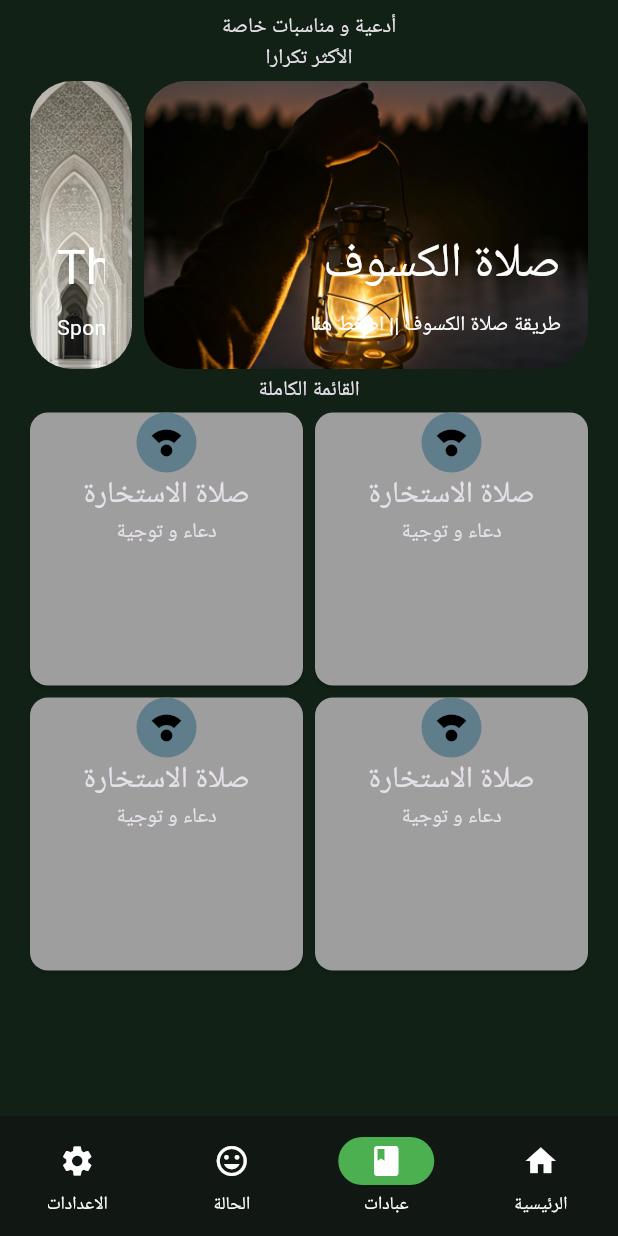
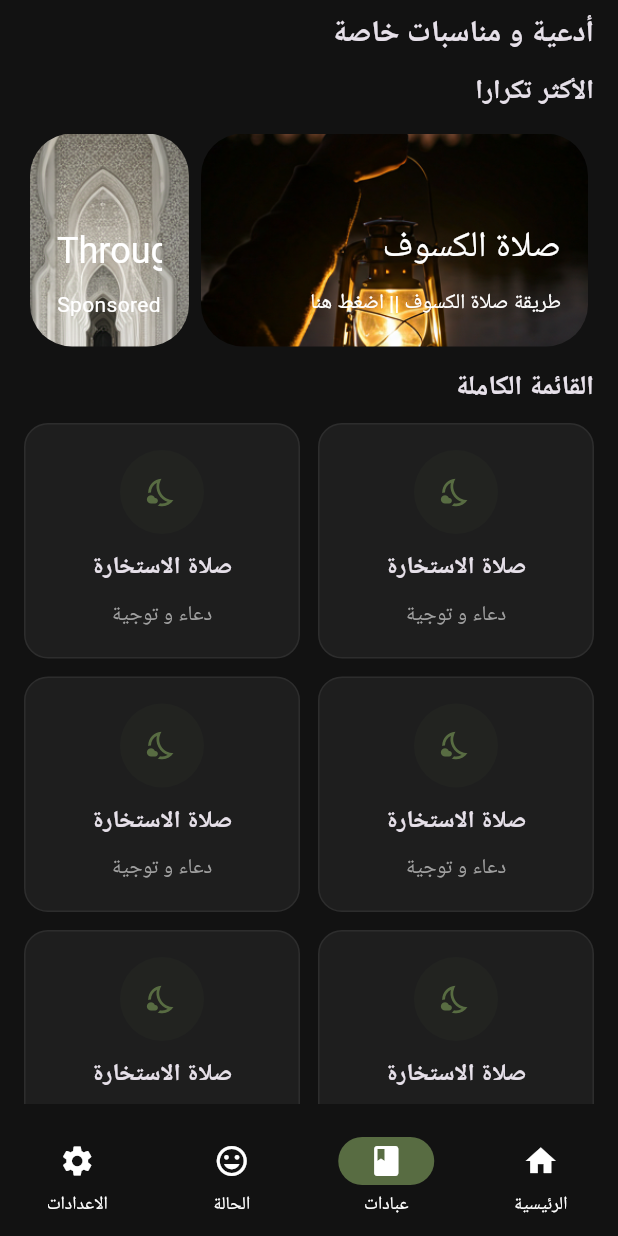
Before and after one commit to 3DPixels/project_azkar, a Flutter app: the screen it shows after launch, item 2 of the bottom bar chosen, on a phone screen of 412 x 824 dp. Run offline on Flutter 3.47's test engine with Material 3 defaults, Android fonts, the phone set to English and light mode, and no system bars; our stand-ins replace equatable, flutter_bloc, google_fonts, shared_preferences.

Commit message:
added colors and styles, edited cards in prayer grid

```diff
--- a/lib/pages/prayers/carousel_prayers.dart
+++ b/lib/pages/prayers/carousel_prayers.dart
@@ -14,10 +14,10 @@ class _CarouselExampleState extends State<CarouselExample> {
     return Column(
       children: <Widget>[
         SizedBox(
-          height: 200,
+          height: 150,
           child: CarouselView.weighted(
             itemSnapping: true,
-            flexWeights: const <int>[8, 2],
+            flexWeights: const <int>[7, 3],
             children: ImageInfo.values.map((ImageInfo image) {
               return HeroLayoutCard(imageInfo: image);
             }).toList(),
@@ -58,7 +58,7 @@ class HeroLayoutCard extends StatelessWidget {
                 softWrap: false,
                 style: Theme.of(
                   context,
-                ).textTheme.headlineLarge?.copyWith(color: Colors.white),
+                ).textTheme.headlineSmall?.copyWith(color: Colors.white),
               ),
               const SizedBox(height: 10),
               Text(
--- a/lib/pages/prayers/prayers_grid.dart
+++ b/lib/pages/prayers/prayers_grid.dart
@@ -1,4 +1,7 @@
 import 'package:flutter/material.dart';
+import 'package:project_azkar/utils/app_colors.dart';
+
+import '../../utils/styles.dart';
 
 class PrayersGrid extends StatelessWidget {
   const PrayersGrid({super.key});
@@ -8,7 +11,19 @@ class PrayersGrid extends StatelessWidget {
     return Expanded(
       child: GridView.count(
         crossAxisCount: 2,
-        children: [PrayerCard(), PrayerCard(), PrayerCard(), PrayerCard()],
+        crossAxisSpacing: 12,
+        mainAxisSpacing: 12,
+        mainAxisExtent: 157,
+        children: [
+          PrayerCard(),
+          PrayerCard(),
+          PrayerCard(),
+          PrayerCard(),
+          PrayerCard(),
+          PrayerCard(),
+          PrayerCard(),
+          PrayerCard(),
+        ],
       ),
     );
   }
@@ -19,16 +34,28 @@ class PrayerCard extends StatelessWidget {
 
   @override
   Widget build(BuildContext context) {
-    return Card(
-      color: Colors.grey,
+    return Container(
+      decoration: BoxDecoration(
+        color: AppColors.darkSectionBackground,
+        borderRadius: BorderRadius.circular(16),
+        border: BoxBorder.all(color: Color(0xFF2D2D2D)),
+      ),
+      // padding: EdgeInsets.symmetric(vertical: 26, horizontal: 35),
       child: Column(
+        spacing: 10,
+        mainAxisAlignment: MainAxisAlignment.center,
         children: [
           CircleAvatar(
-            backgroundColor: Colors.blueGrey,
-            child: Icon(Icons.compass_calibration),
+            backgroundColor: AppColors.primaryAccent2,
+            radius: 28,
+            child: Icon(
+              Icons.nights_stay_outlined,
+              color: AppColors.primaryAccent,
+              size: 22,
+            ),
           ),
-          Text('صلاة الاستخارة', style: TextStyle(fontSize: 20)),
-          Text('دعاء و توجية'),
+          Text('صلاة الاستخارة', style: Styles.cardTitleStyle),
+          Text('دعاء و توجية', style: Styles.bodyStyle),
         ],
       ),
     );
--- a/lib/pages/prayers/prayers_page.dart
+++ b/lib/pages/prayers/prayers_page.dart
@@ -1,4 +1,5 @@
 import 'package:flutter/material.dart';
+import 'package:project_azkar/utils/styles.dart';
 
 import 'carousel_prayers.dart';
 import 'prayers_grid.dart';
@@ -9,11 +10,13 @@ class PrayersPage extends StatelessWidget {
   @override
   Widget build(BuildContext context) {
     return Column(
+      spacing: 10,
+      crossAxisAlignment: CrossAxisAlignment.start,
       children: [
-        Text('أدعية و مناسبات خاصة', style: TextStyle()),
-        Text('الأكثر تكرارا'),
+        Text('أدعية و مناسبات خاصة', style: Styles.titleStyle),
+        Text('الأكثر تكرارا', style: Styles.headerStyle),
         CarouselExample(),
-        Text('القائمة الكاملة'),
+        Text('القائمة الكاملة', style: Styles.headerStyle),
         PrayersGrid(),
       ],
     );
--- a/lib/utils/app_colors.dart
+++ b/lib/utils/app_colors.dart
@@ -1,4 +1,3 @@
-// Helper class for your app's custom colors
 import 'dart:ui';
 
 abstract class AppColors {
@@ -10,6 +9,15 @@ abstract class AppColors {
   static const Color accent = Color(0xFF46332E); // Dark Brown
 
   static const Color darkBackground = Color.fromARGB(255, 20, 20, 20);
+  // A deep charcoal/black for maximum focus
+  static const Color darkBackground2 = Color(0xFF121212);
+  // Dark gray cards to create depth
+  static const Color darkSectionBackground = Color(0xFF1E1E1E);
+  // Emerald Green used for key icons and call-to-action highlights
+  static const Color primaryAccent = Color(0xFF586C42);
+  static const Color primaryAccent2 = Color(0x10586C42);
+  // Soft gray for descriptions and secondary info
+  static const Color secondaryText = Color(0xFFA0A0A0);
   static const Color darkSurfaceBackground = Color(0xFF1D1D1D);
   static const Color lightSurfaceBackground = Color(0xFFEDEDED);
 }
--- a/lib/utils/app_images.dart
+++ b/lib/utils/app_images.dart
@@ -1,4 +1,3 @@
-//References for images stored in the app assets
 abstract class AppImages {
   static const String profile = "assets/images/profile.jpeg";
   static const String lamp = "assets/images/lamp.png";
--- a/lib/utils/dark_theme.dart
+++ b/lib/utils/dark_theme.dart
@@ -6,10 +6,10 @@ import 'app_colors.dart';
 ThemeData darkTheme() {
   return ThemeData(
     brightness: Brightness.dark,
-    scaffoldBackgroundColor: AppColors.darkGreen,
+    scaffoldBackgroundColor: AppColors.darkBackground2,
     navigationBarTheme: NavigationBarThemeData(
-      backgroundColor: AppColors.darkerGreen,
-      indicatorColor: Colors.green,
+      backgroundColor: AppColors.darkBackground2,
+      indicatorColor: AppColors.primaryAccent,
       iconTheme: WidgetStateProperty.all(
         const IconThemeData(color: Colors.white),
       ),
--- /dev/null
+++ b/lib/utils/styles.dart
@@ -0,0 +1,23 @@
+import 'package:flutter/material.dart';
+
+import 'app_colors.dart';
+
+abstract class Styles {
+  static const titleStyle = TextStyle(
+    fontSize: 20,
+    fontWeight: FontWeight.bold,
+  );
+  static const headerStyle = TextStyle(
+    fontSize: 18,
+    fontWeight: FontWeight.bold,
+  );
+  static const cardTitleStyle = TextStyle(
+    fontSize: 16,
+    fontWeight: FontWeight.w600,
+  );
+  static const bodyStyle = TextStyle(
+    fontSize: 14,
+    fontWeight: FontWeight.w400,
+    color: AppColors.secondaryText,
+  );
+}
```
